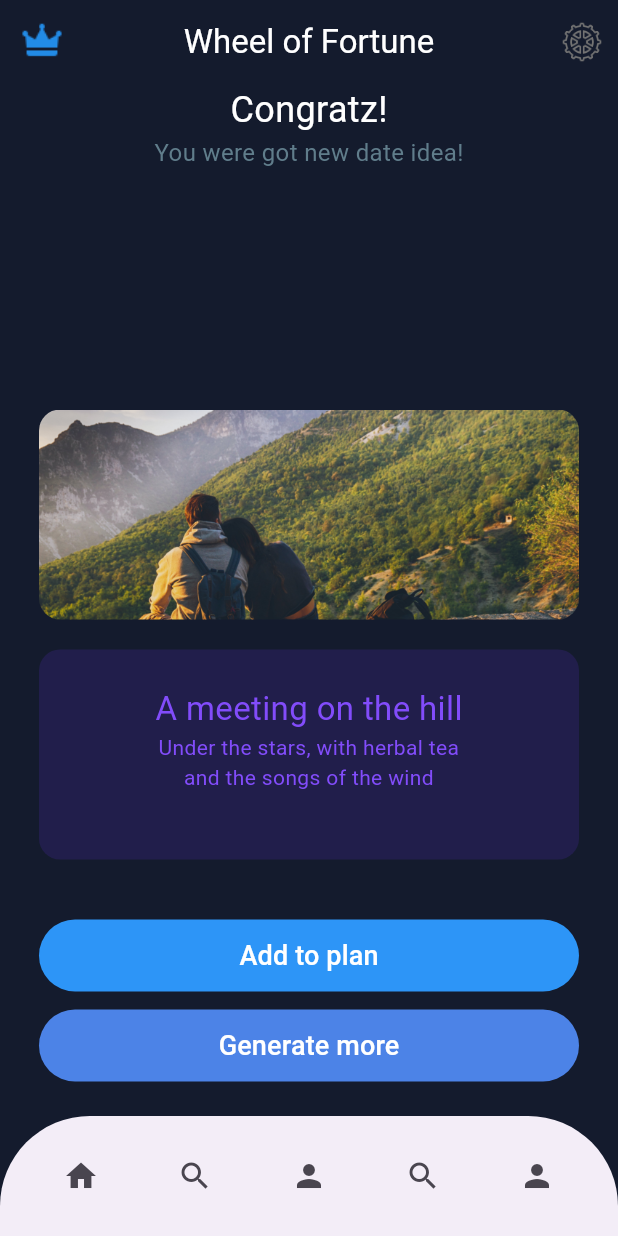
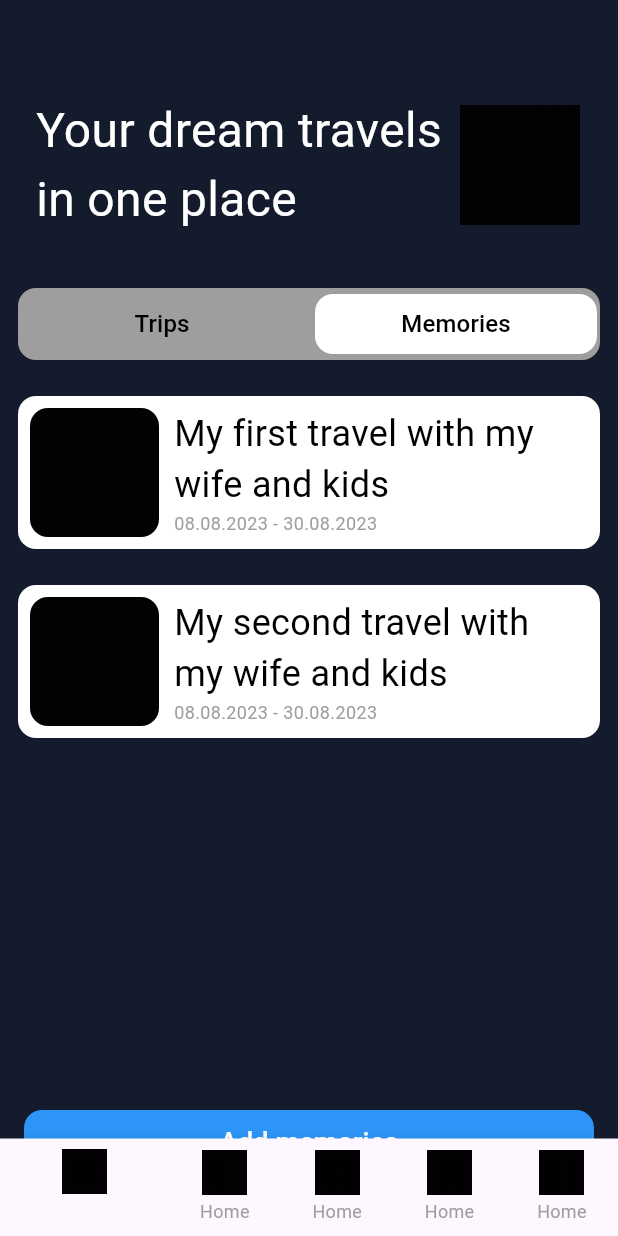
Before and after one commit to nenikitoc/flutter_lab_01, a Flutter app: the screen it shows after launch, on a phone screen of 412 x 824 dp. Run offline on Flutter 3.47's test engine with Material 3 defaults, Android fonts, the phone set to English and light mode, and no system bars.

Commit message:
second commit

```diff
--- a/lib/pages/home.dart
+++ b/lib/pages/home.dart
@@ -7,127 +7,181 @@ class HomePage extends StatelessWidget {
   Widget build(BuildContext context) {
     return Scaffold(
       backgroundColor: const Color.fromARGB(255, 20, 27, 45),
-      appBar: AppBar(
-        backgroundColor: const Color.fromARGB(255, 20, 27, 45),
-        title: Text(
-          'Wheel of Fortune',
-          style: TextStyle(color: Colors.white, fontSize: 22),
-        ),
-        centerTitle: true,
-        leading: IconButton(
-          onPressed: () {},
-          icon: Image.asset('assets/crown_icon.png', width: 28, height: 28),
-        ),
-        actions: [
-          IconButton(
-            onPressed: () {},
-            icon: Image.asset('assets/gear_icon.png', width: 28, height: 28),
-          ),
-        ],
-      ),
       body: Column(
         children: [
-          Center(
-            child: Text(
-              "Congratz!",
-              style: TextStyle(color: Colors.white, fontSize: 24),
+          SizedBox(height: 40),
+          Container(
+            margin: EdgeInsets.all(12),
+            padding: EdgeInsets.all(12),
+            decoration: BoxDecoration(),
+            child: Row(
+              children: [
+                Text(
+                  "Your dream travels\nin one place",
+                  style: TextStyle(color: Colors.white, fontSize: 32),
+                ),
+                SizedBox(width: 12),
+                Image.asset("assets/black_box.png", width: 80, height: 80),
+              ],
             ),
           ),
-          Center(
-            child: Text(
-              "You were got new date idea!",
-              style: TextStyle(color: Colors.blueGrey, fontSize: 16),
+          Container(
+            margin: EdgeInsets.all(12),
+            padding: EdgeInsets.all(2),
+            decoration: BoxDecoration(
+              color: Colors.grey,
+              borderRadius: BorderRadius.circular(12),
+            ),
+            height: 48,
+            child: Row(
+              children: [
+                Expanded(
+                  child: FilledButton(
+                    style: FilledButton.styleFrom(
+                      shape: RoundedRectangleBorder(
+                        borderRadius: BorderRadius.circular(12),
+                      ),
+                      backgroundColor: Colors.grey,
+                      foregroundColor: Colors.black,
+                    ),
+                    onPressed: () {},
+                    child: Text("Trips", style: TextStyle(fontSize: 16)),
+                  ),
+                ),
+                SizedBox(width: 8),
+                Expanded(
+                  child: FilledButton(
+                    style: FilledButton.styleFrom(
+                      shape: RoundedRectangleBorder(
+                        borderRadius: BorderRadius.circular(12),
+                      ),
+                      backgroundColor: Colors.white,
+                      foregroundColor: Colors.black,
+                    ),
+                    onPressed: () {},
+                    child: Text("Memories", style: TextStyle(fontSize: 16)),
+                  ),
+                ),
+              ],
             ),
           ),
-          SizedBox(height: 160),
-          Center(
-            child: ClipRRect(
-              borderRadius: BorderRadius.circular(14),
-              child: Image.asset(
-                'assets/main_image.png',
-                fit: BoxFit.fitWidth,
-                width: 360,
-                height: 140,
-              ),
+          Container(
+            margin: EdgeInsets.all(12),
+            padding: EdgeInsets.all(8),
+            decoration: BoxDecoration(
+              color: Colors.white,
+              borderRadius: BorderRadius.circular(12),
+            ),
+            child: Row(
+              children: [
+                ClipRRect(
+                  borderRadius: BorderRadius.circular(12),
+                  child: Image.asset(
+                    'assets/black_box.png',
+                    width: 86,
+                    height: 86,
+                  ),
+                ),
+                SizedBox(width: 10),
+                Column(
+                  crossAxisAlignment: CrossAxisAlignment.start,
+                  children: [
+                    Text(
+                      "My first travel with my\nwife and kids",
+                      style: TextStyle(color: Colors.black, fontSize: 24),
+                    ),
+                    Text(
+                      "08.08.2023 - 30.08.2023",
+                      style: TextStyle(color: Colors.grey, fontSize: 12),
+                    ),
+                  ],
+                ),
+              ],
             ),
           ),
-          SizedBox(height: 20),
-          Center(
-            child: Container(
-              width: 360,
-              height: 140,
-              decoration: BoxDecoration(
-                color: const Color.fromARGB(255, 33, 30, 75),
-                borderRadius: BorderRadius.circular(14),
-              ),
-              padding: EdgeInsets.all(24),
-              child: Column(
-                children: [
-                  Text(
-                    "A meeting on the hill",
-                    style: TextStyle(
-                      fontSize: 22,
-                      color: const Color.fromARGB(255, 130, 76, 251),
+          Container(
+            margin: EdgeInsets.all(12),
+            padding: EdgeInsets.all(8),
+            decoration: BoxDecoration(
+              color: Colors.white,
+              borderRadius: BorderRadius.circular(12),
+            ),
+            child: Row(
+              children: [
+                ClipRRect(
+                  borderRadius: BorderRadius.circular(12),
+                  child: Image.asset(
+                    'assets/black_box.png',
+                    width: 86,
+                    height: 86,
+                  ),
+                ),
+                SizedBox(width: 10),
+                Column(
+                  crossAxisAlignment: CrossAxisAlignment.start,
+                  children: [
+                    Text(
+                      "My second travel with\nmy wife and kids",
+                      style: TextStyle(color: Colors.black, fontSize: 24),
                     ),
-                  ),
-                  Text(
-                    textAlign: TextAlign.center,
-                    "Under the stars, with herbal tea\nand the songs of the wind",
-                    style: TextStyle(
-                      fontSize: 14,
-                      color: const Color.fromARGB(255, 130, 76, 251),
+                    Text(
+                      "08.08.2023 - 30.08.2023",
+                      style: TextStyle(color: Colors.grey, fontSize: 12),
                     ),
-                  ),
-                ],
-              ),
+                  ],
+                ),
+              ],
             ),
           ),
-          SizedBox(height: 40),
-          SizedBox(
-            width: 360,
-            height: 48,
+          SizedBox(height: 220),
+          Container(
+            margin: EdgeInsets.all(8),
+            padding: EdgeInsets.all(8),
+            width: double.infinity,
+            height: 60,
             child: FilledButton(
               style: FilledButton.styleFrom(
+                shape: RoundedRectangleBorder(
+                  borderRadius: BorderRadius.circular(12),
+                ),
                 backgroundColor: const Color.fromARGB(255, 45, 149, 247),
+                foregroundColor: Colors.white,
               ),
               onPressed: () {},
-              child: Text(
-                "Add to plan",
-                style: TextStyle(color: Colors.white, fontSize: 18),
-              ),
-            ),
-          ),
-          SizedBox(height: 12),
-          SizedBox(
-            width: 360,
-            height: 48,
-            child: FilledButton(
-              style: FilledButton.styleFrom(
-                backgroundColor: const Color.fromARGB(255, 76, 131, 231),
-              ),
-              onPressed: () {},
-              child: Text(
-                "Generate more",
-                style: TextStyle(color: Colors.white, fontSize: 18),
-              ),
+              child: Text("Add memories", style: TextStyle(fontSize: 18)),
             ),
           ),
         ],
       ),
-      bottomNavigationBar: ClipRRect(
-        borderRadius: BorderRadius.vertical(top: Radius.circular(60)),
-        child: BottomAppBar(
-          child: Row(
-            mainAxisAlignment: MainAxisAlignment.spaceAround,
-            children: [
-              IconButton(icon: Icon(Icons.home), onPressed: () {}),
-              IconButton(icon: Icon(Icons.search), onPressed: () {}),
-              IconButton(icon: Icon(Icons.person), onPressed: () {}),
-              IconButton(icon: Icon(Icons.search), onPressed: () {}),
-              IconButton(icon: Icon(Icons.person), onPressed: () {}),
-            ],
+      bottomNavigationBar: BottomNavigationBar(
+        items: [
+          BottomNavigationBarItem(
+            icon: Image.asset("assets/black_box.png", width: 30, height: 30),
+            label: '',
           ),
-        ),
+          BottomNavigationBarItem(
+            icon: Image.asset("assets/black_box.png", width: 30, height: 30),
+            label: 'Home',
+          ),
+          BottomNavigationBarItem(
+            icon: Image.asset("assets/black_box.png", width: 30, height: 30),
+            label: 'Home',
+          ),
+          BottomNavigationBarItem(
+            icon: Image.asset("assets/black_box.png", width: 30, height: 30),
+            label: 'Home',
+          ),
+          BottomNavigationBarItem(
+            icon: Image.asset("assets/black_box.png", width: 30, height: 30),
+            label: 'Home',
+          ),
+        ],
+        currentIndex: 0,
+        onTap: (index) {},
+        selectedItemColor: Colors.grey,
+        unselectedItemColor: Colors.grey,
+        showSelectedLabels: true,
+        showUnselectedLabels: true,
       ),
     );
   }
```
Also changed, not shown: assets/black_box.png (added), 1 other file.
